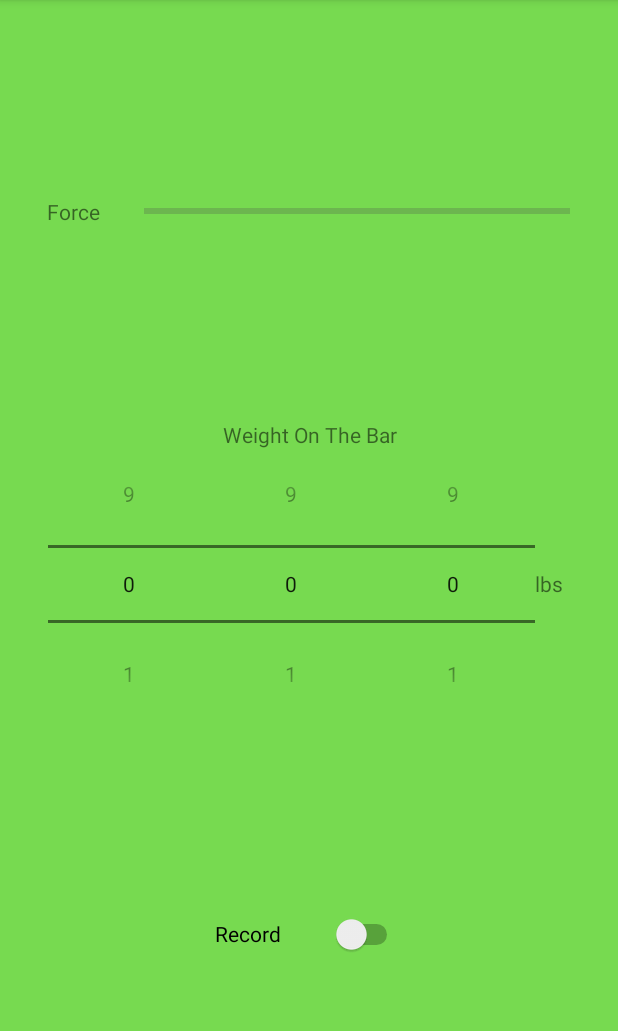
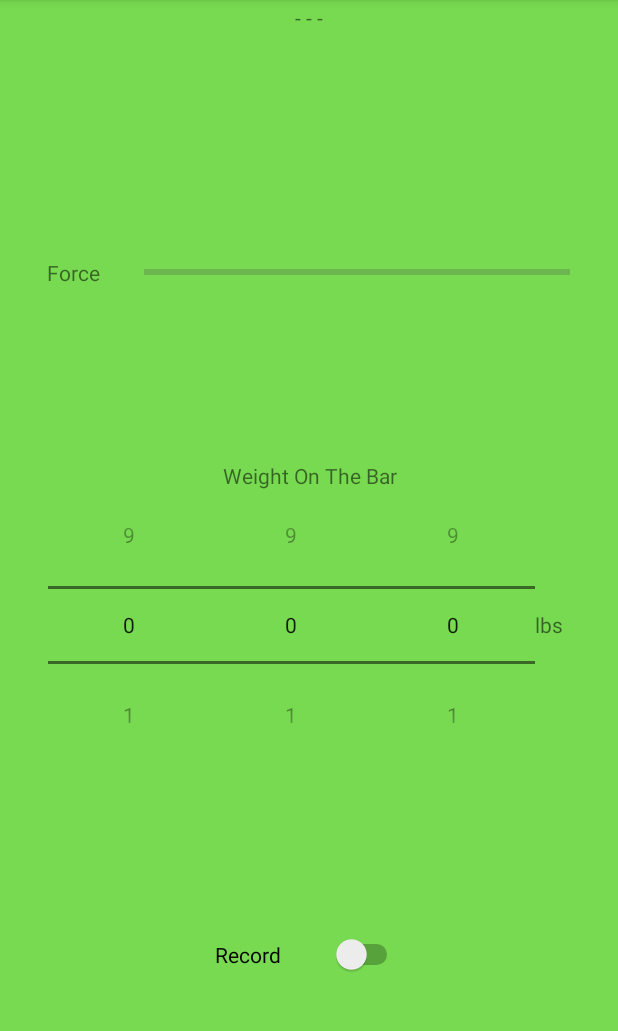
Before and after one commit to jinxed9/vbt-android-app, an Android app: the screen it shows after launch (LoggerActivity), on a phone screen of 412 x 824 dp, the part 84-1115 px from its top. Run offline under Robolectric (Android 15) with nearby library versions, the phone set to English and light mode, and no system bars.

Commit message:
added a text view for the force bar. did some processing to get the dot product of the acceleration vector and gravity vector. logging is temporarily not functional at the moment.

```diff
--- a/app/src/main/java/com/forzametrix/forzametrix/logger/LoggerContract.java
+++ b/app/src/main/java/com/forzametrix/forzametrix/logger/LoggerContract.java
@@ -36,6 +36,8 @@ public interface LoggerContract {
 
         void updateForce(int force);
 
+        void updateForceView(String force);
+
     }
 
     interface Presenter extends BasePresenter,SensorEventListener {
--- a/app/src/main/java/com/forzametrix/forzametrix/logger/LoggerFragment.java
+++ b/app/src/main/java/com/forzametrix/forzametrix/logger/LoggerFragment.java
@@ -40,6 +40,9 @@ public class LoggerFragment extends Fragment implements LoggerContract.View{
     ProgressBar forceBar;
     SensorManager mSensorManager;
     Sensor mAccelSensor;
+    Sensor mGyroSensor;
+    Sensor mGravitySensor;
+    TextView forceView;
 
 
     public LoggerFragment(){
@@ -66,9 +69,11 @@ public class LoggerFragment extends Fragment implements LoggerContract.View{
         hundreds = (NumberPicker) view.findViewById(R.id.numberPicker_hundreds);
         record = (Switch)view.findViewById(R.id.switch_record);
         forceBar = (ProgressBar)view.findViewById(R.id.progressBar_force);
+        forceView = (TextView)view.findViewById(R.id.textView_force);
 
         forceBar.setMax(100);
         forceBar.setProgress(0);
+        forceView.setText("- - -");
 
         ones.setMinValue(0);
         tens.setMinValue(0);
@@ -87,8 +92,25 @@ public class LoggerFragment extends Fragment implements LoggerContract.View{
             mAccelSensor = mSensorManager.getDefaultSensor(Sensor.TYPE_ACCELEROMETER);
             int delay = mAccelSensor.getMinDelay();
         } else {
+            Log.v("View:","No accelerometers available");
             //No accelerometers are available;
         }
+
+        if(mSensorManager.getDefaultSensor(Sensor.TYPE_GYROSCOPE) != null){
+            mGyroSensor = mSensorManager.getDefaultSensor(Sensor.TYPE_GYROSCOPE);
+        } else {
+            Log.v("View:","No gyroscope available");
+            //No gyros available;
+        }
+
+        if(mSensorManager.getDefaultSensor(Sensor.TYPE_GRAVITY) != null){
+            mGravitySensor = mSensorManager.getDefaultSensor(Sensor.TYPE_GRAVITY);
+        } else{
+            Log.v("View:","No gravity sensor available");
+            //No gravity sensors availble;
+        }
+
+
 
 
         record.setOnCheckedChangeListener(new CompoundButton.OnCheckedChangeListener(){
@@ -111,6 +133,9 @@ public class LoggerFragment extends Fragment implements LoggerContract.View{
         mPresenter = checkNotNull(presenter);
     }
 
+    public void updateForceView(String force){
+        forceView.setText(force);
+    }
 
     public void updateForce(int force){
         forceBar.setProgress(force);
@@ -125,6 +150,7 @@ public class LoggerFragment extends Fragment implements LoggerContract.View{
     private void start(){
         Log.v("Model:","Recording Started");
         mSensorManager.registerListener(mPresenter,checkNotNull(mAccelSensor),mSensorManager.SENSOR_DELAY_FASTEST);
+        mSensorManager.registerListener(mPresenter,checkNotNull(mGravitySensor),mSensorManager.SENSOR_DELAY_FASTEST);
     }
 
 
--- a/app/src/main/res/layout/logger_fragment.xml
+++ b/app/src/main/res/layout/logger_fragment.xml
@@ -8,6 +8,14 @@
     android:orientation="vertical"
     android:layout_margin="2dp"
     app:layout_behavior="@string/appbar_scrolling_view_behavior">
+
+    <TextView
+        android:id="@+id/textView_force"
+        android:layout_width="match_parent"
+        android:layout_height="wrap_content"
+        android:layout_weight=".15"
+        android:gravity="center_horizontal"
+        android:text="- - -" />
 
     <LinearLayout
         android:layout_width="match_parent"
--- a/app/src/main/res/values/strings.xml
+++ b/app/src/main/res/values/strings.xml
@@ -1,4 +1,4 @@
 <resources>
     <string name="app_name">ForzaMetrix</string>
-    <string name="title_activity_splash">SplashActivity</string>
+    <string name="title_activity_splash">ForzaMetrix</string>
 </resources>
```
Also changed, not shown: app/src/main/java/com/forzametrix/forzametrix/logger/LoggerPresenter.java (+29 -9 lines).
